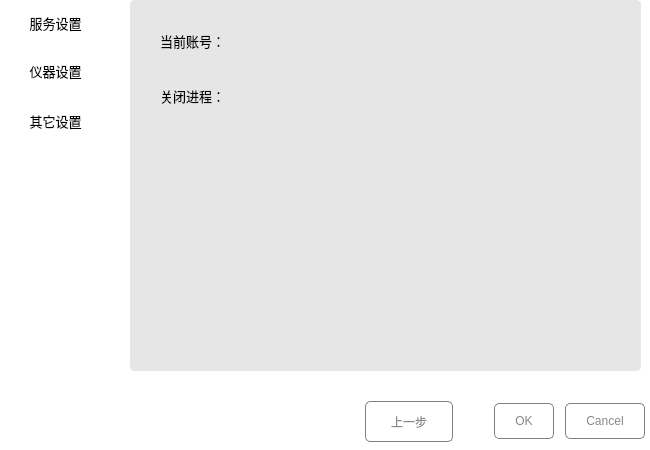
The window that settingdialog.ui (zhaojinting/ysalogin) describes before a commit, drawn with Qt 5.
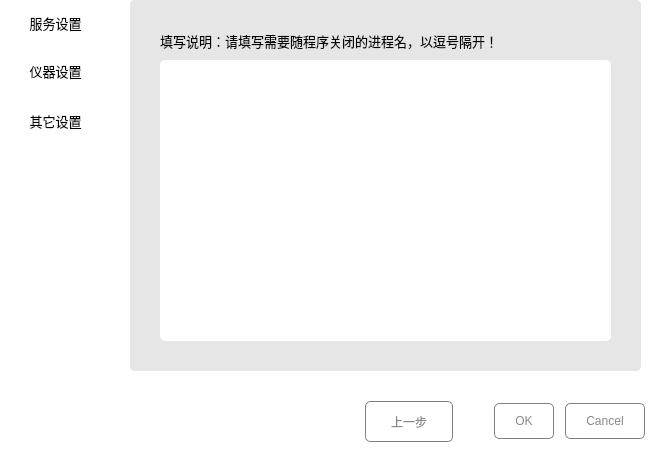
The same window after the commit. The open tabs and pages were chosen to show the change.

The edit to the form file:
```diff
--- a/settingdialog.ui
+++ b/settingdialog.ui
@@ -320,7 +320,7 @@
       <rect>
        <x>30</x>
        <y>20</y>
-       <width>81</width>
+       <width>451</width>
        <height>41</height>
       </rect>
      </property>
@@ -333,59 +333,20 @@
       </font>
      </property>
      <property name="text">
-      <string>当前账号：</string>
+      <string>填写说明：请填写需要随程序关闭的进程名，以逗号隔开！</string>
      </property>
     </widget>
-    <widget class="QLabel" name="label_2">
+    <widget class="QTextEdit" name="taskTextEdit">
      <property name="geometry">
       <rect>
        <x>30</x>
-       <y>80</y>
-       <width>91</width>
-       <height>31</height>
+       <y>60</y>
+       <width>451</width>
+       <height>281</height>
       </rect>
      </property>
-     <property name="font">
-      <font>
-       <family>宋体</family>
-       <pointsize>10</pointsize>
-       <weight>50</weight>
-       <bold>false</bold>
-      </font>
-     </property>
-     <property name="text">
-      <string>关闭进程：</string>
-     </property>
-    </widget>
-    <widget class="QListWidget" name="listWidget">
-     <property name="geometry">
-      <rect>
-       <x>120</x>
-       <y>80</y>
-       <width>256</width>
-       <height>192</height>
-      </rect>
-     </property>
-    </widget>
-    <widget class="QLabel" name="userlabel">
-     <property name="geometry">
-      <rect>
-       <x>120</x>
-       <y>20</y>
-       <width>81</width>
-       <height>41</height>
-      </rect>
-     </property>
-     <property name="font">
-      <font>
-       <family>宋体</family>
-       <pointsize>10</pointsize>
-       <weight>50</weight>
-       <bold>false</bold>
-      </font>
-     </property>
-     <property name="text">
-      <string/>
+     <property name="styleSheet">
+      <string notr="true">background-color: rgb(255, 255, 255);</string>
      </property>
     </widget>
    </widget>
```
Left out of the diff: 69 changed lines with no effect on the pictures.
